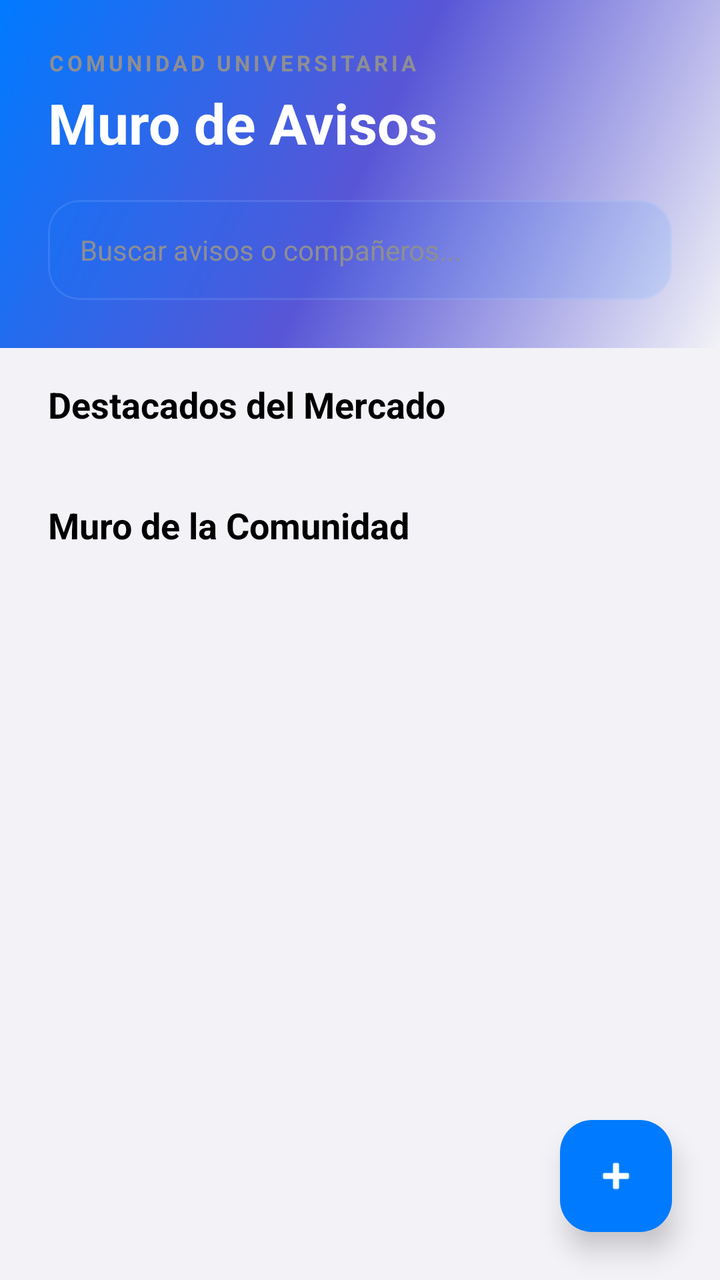
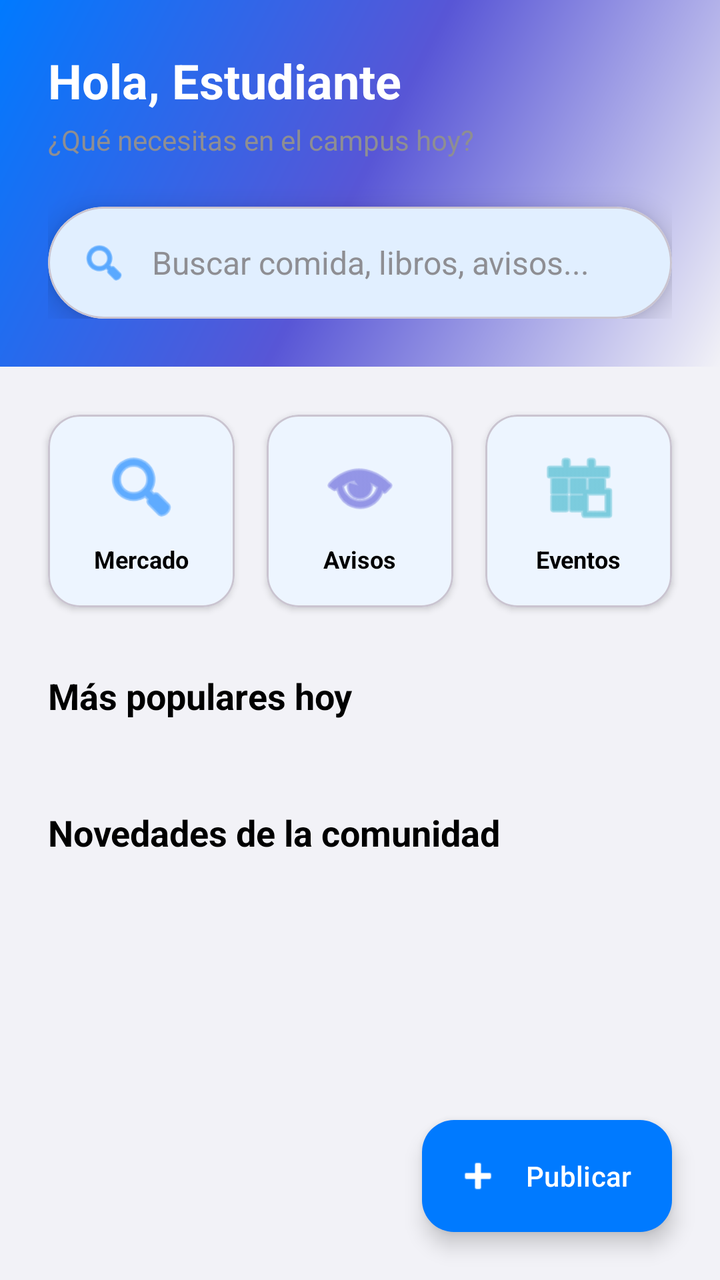

Compare the two renders of this Android layout. The source of the first and the diff that turns it into the second are given below.
<!-- AndroidManifest.xml: application theme Theme.ActividadMenu -->
<!-- res/layout/fragment_inicio.xml -->
<?xml version="1.0" encoding="utf-8"?>
<androidx.coordinatorlayout.widget.CoordinatorLayout xmlns:android="http://schemas.android.com/apk/res/android"
    xmlns:app="http://schemas.android.com/apk/res-auto"
    xmlns:tools="http://schemas.android.com/tools"
    android:layout_width="match_parent"
    android:layout_height="match_parent"
    android:background="@color/background">

    
    <com.google.android.material.appbar.AppBarLayout
        android:layout_width="match_parent"
        android:layout_height="wrap_content"
        android:background="@android:color/transparent"
        app:elevation="0dp">

        <LinearLayout
            android:layout_width="match_parent"
            android:layout_height="wrap_content"
            android:background="@drawable/header_gradient"
            android:orientation="vertical"
            android:padding="24dp"
            android:paddingTop="64dp"
            android:paddingBottom="32dp">

            <TextView
                android:layout_width="wrap_content"
                android:layout_height="wrap_content"
                android:text="COMUNIDAD UNIVERSITARIA"
                android:textColor="@color/text_hint"
                android:textSize="11sp"
                android:textStyle="bold"
                android:letterSpacing="0.15" />

            <TextView
                android:layout_width="wrap_content"
                android:layout_height="wrap_content"
                android:text="Muro de Avisos"
                android:textColor="@color/white"
                android:textSize="28sp"
                android:textStyle="bold"
                android:layout_marginTop="4dp" />

            <com.google.android.material.card.MaterialCardView
                android:layout_width="match_parent"
                android:layout_height="wrap_content"
                android:layout_marginTop="20dp"
                app:cardCornerRadius="16dp"
                app:cardElevation="0dp"
                app:cardBackgroundColor="@color/glass_dark"
                app:strokeWidth="1dp"
                app:strokeColor="#1AFFFFFF">

                <EditText
                    android:id="@+id/etSearchMuro"
                    android:layout_width="match_parent"
                    android:layout_height="50dp"
                    android:background="@android:color/transparent"
                    android:hint="Buscar avisos o compañeros..."
                    android:paddingHorizontal="16dp"
                    android:textColor="@color/text_primary"
                    android:textColorHint="@color/text_hint"
                    android:textSize="14sp"
                    android:maxLines="1"
                    android:inputType="text" />
            </com.google.android.material.card.MaterialCardView>

        </LinearLayout>
    </com.google.android.material.appbar.AppBarLayout>

    
    <androidx.core.widget.NestedScrollView
        android:layout_width="match_parent"
        android:layout_height="match_parent"
        app:layout_behavior="@string/appbar_scrolling_view_behavior">

        <LinearLayout
            android:layout_width="match_parent"
            android:layout_height="wrap_content"
            android:orientation="vertical">

            <TextView
                android:layout_width="wrap_content"
                android:layout_height="wrap_content"
                android:text="Destacados del Mercado"
                android:textColor="@color/text_primary"
                android:textSize="18sp"
                android:textStyle="bold"
                android:layout_marginStart="24dp"
                android:layout_marginTop="16dp" />

            <androidx.recyclerview.widget.RecyclerView
                android:id="@+id/rvDestacados"
                android:layout_width="match_parent"
                android:layout_height="wrap_content"
                android:layout_marginTop="12dp"
                android:clipToPadding="false"
                android:paddingHorizontal="16dp"
                android:orientation="horizontal"
                app:layoutManager="androidx.recyclerview.widget.LinearLayoutManager"
                tools:listitem="@layout/item_producto_mini" />

            <TextView
                android:layout_width="wrap_content"
                android:layout_height="wrap_content"
                android:text="Muro de la Comunidad"
                android:textColor="@color/text_primary"
                android:textSize="18sp"
                android:textStyle="bold"
                android:layout_marginStart="24dp"
                android:layout_marginTop="24dp"
                android:layout_marginBottom="8dp" />

            <androidx.recyclerview.widget.RecyclerView
                android:id="@+id/rvAvisos"
                android:layout_width="match_parent"
                android:layout_height="wrap_content"
                android:nestedScrollingEnabled="false"
                android:paddingBottom="88dp"
                tools:listitem="@layout/item_aviso" />

        </LinearLayout>
    </androidx.core.widget.NestedScrollView>

    
    <com.google.android.material.floatingactionbutton.FloatingActionButton
        android:id="@+id/fabNuevoAviso"
        android:layout_width="wrap_content"
        android:layout_height="wrap_content"
        android:layout_gravity="bottom|end"
        android:layout_margin="24dp"
        android:src="@android:drawable/ic_input_add"
        app:backgroundTint="@color/primary"
        app:tint="@color/white"
        app:elevation="8dp" />

</androidx.coordinatorlayout.widget.CoordinatorLayout>
<!-- res/layout/item_producto_mini.xml (included above) -->
<?xml version="1.0" encoding="utf-8"?>
<com.google.android.material.card.MaterialCardView xmlns:android="http://schemas.android.com/apk/res/android"
    xmlns:app="http://schemas.android.com/apk/res-auto"
    android:layout_width="160dp"
    android:layout_height="wrap_content"
    android:layout_margin="8dp"
    app:cardCornerRadius="20dp"
    app:cardElevation="2dp"
    app:strokeWidth="0dp"
    app:cardBackgroundColor="@color/surface">

    <LinearLayout
        android:layout_width="match_parent"
        android:layout_height="wrap_content"
        android:orientation="vertical">

        <com.google.android.material.imageview.ShapeableImageView
            android:id="@+id/ivProductoMini"
            android:layout_width="match_parent"
            android:layout_height="120dp"
            android:scaleType="centerCrop"
            android:src="@drawable/ic_product_placeholder"
            app:shapeAppearanceOverlay="@style/ShapeAppearance.Custom.TopRounded" />

        <LinearLayout
            android:layout_width="match_parent"
            android:layout_height="wrap_content"
            android:orientation="vertical"
            android:padding="12dp">

            <TextView
                android:id="@+id/tvNombreMini"
                android:layout_width="match_parent"
                android:layout_height="wrap_content"
                android:text="Producto"
                android:textColor="@color/text_primary"
                android:textSize="14sp"
                android:textStyle="bold"
                android:maxLines="1"
                android:ellipsize="end" />

            <TextView
                android:id="@+id/tvPrecioMini"
                android:layout_width="match_parent"
                android:layout_height="wrap_content"
                android:text="$0.00"
                android:textColor="@color/primary"
                android:textSize="13sp"
                android:textStyle="bold"
                android:layout_marginTop="4dp" />

        </LinearLayout>
    </LinearLayout>
</com.google.android.material.card.MaterialCardView>
<!-- res/layout/item_aviso.xml (included above) -->
<?xml version="1.0" encoding="utf-8"?>
<com.google.android.material.card.MaterialCardView xmlns:android="http://schemas.android.com/apk/res/android"
    xmlns:app="http://schemas.android.com/apk/res-auto"
    android:layout_width="match_parent"
    android:layout_height="wrap_content"
    android:layout_marginHorizontal="16dp"
    android:layout_marginVertical="8dp"
    app:cardCornerRadius="24dp"
    app:cardElevation="0dp"
    app:strokeWidth="1dp"
    app:strokeColor="#1AFFFFFF"
    app:cardBackgroundColor="@color/surface">

    <LinearLayout
        android:layout_width="match_parent"
        android:layout_height="wrap_content"
        android:orientation="vertical"
        android:padding="20dp">

        <LinearLayout
            android:layout_width="match_parent"
            android:layout_height="wrap_content"
            android:orientation="horizontal"
            android:gravity="center_vertical">

            <com.google.android.material.card.MaterialCardView
                android:layout_width="40dp"
                android:layout_height="40dp"
                app:cardCornerRadius="20dp"
                app:cardElevation="0dp"
                app:cardBackgroundColor="@color/primary">
                <TextView
                    android:id="@+id/tvAvatarLetra"
                    android:layout_width="match_parent"
                    android:layout_height="match_parent"
                    android:text="U"
                    android:gravity="center"
                    android:textColor="@color/white"
                    android:textStyle="bold" />
            </com.google.android.material.card.MaterialCardView>

            <LinearLayout
                android:layout_width="0dp"
                android:layout_height="wrap_content"
                android:layout_weight="1"
                android:layout_marginStart="12dp"
                android:orientation="vertical">

                <TextView
                    android:id="@+id/tvAutorNombre"
                    android:layout_width="wrap_content"
                    android:layout_height="wrap_content"
                    android:text="Nombre Autor"
                    android:textColor="@color/text_primary"
                    android:textStyle="bold"
                    android:textSize="15sp" />

                <TextView
                    android:id="@+id/tvFecha"
                    android:layout_width="wrap_content"
                    android:layout_height="wrap_content"
                    android:text="Hace un momento"
                    android:textColor="@color/text_secondary"
                    android:textSize="11sp" />
            </LinearLayout>

            <ImageButton
                android:id="@+id/btnEliminarAviso"
                android:layout_width="32dp"
                android:layout_height="32dp"
                android:background="?attr/selectableItemBackgroundBorderless"
                android:src="@android:drawable/ic_menu_delete"
                app:tint="#FF5252"
                android:visibility="gone" />

            <ImageButton
                android:id="@+id/btnWhatsappAviso"
                android:layout_width="32dp"
                android:layout_height="32dp"
                android:layout_marginStart="8dp"
                android:background="?attr/selectableItemBackgroundBorderless"
                android:src="@android:drawable/stat_sys_phone_call"
                app:tint="#4CAF50"
                android:visibility="gone" />
        </LinearLayout>

        <TextView
            android:id="@+id/tvContenido"
            android:layout_width="match_parent"
            android:layout_height="wrap_content"
            android:layout_marginTop="16dp"
            android:text="Contenido del aviso..."
            android:textColor="@color/text_primary"
            android:textSize="15sp"
            android:lineSpacingExtra="4dp" />

    </LinearLayout>
</com.google.android.material.card.MaterialCardView>
<!-- resources referenced by this layout -->
<resources>
  <color name="background">#F2F2F7</color>
  <color name="glass_dark">#1A007AFF</color>
  <color name="primary">#007AFF</color>
  <color name="surface">#FFFFFF</color>
  <color name="text_hint">#8E8E93</color>
  <color name="text_primary">#000000</color>
  <color name="text_secondary">#3A3A3C</color>
  <color name="white">#FFFFFFFF</color>
  <!-- drawable header_gradient (drawable) -->
  <?xml version="1.0" encoding="utf-8"?>
  <shape xmlns:android="http://schemas.android.com/apk/res/android">
      <gradient
          android:angle="315"
          android:startColor="@color/grad_start"
          android:centerColor="@color/grad_center"
          android:endColor="@color/grad_end"
          android:type="linear" />
  </shape>
  <!-- drawable ic_product_placeholder (drawable) -->
  <?xml version="1.0" encoding="utf-8"?>
  <vector xmlns:android="http://schemas.android.com/apk/res/android"
      android:width="24dp"
      android:height="24dp"
      android:viewportWidth="24"
      android:viewportHeight="24"
      android:tint="@color/primary">
      <path
          android:fillColor="@android:color/white"
          android:pathData="M20,6h-4L16,4c0,-1.11 -0.89,-2 -2,-2h-4c-1.11,0 -2,0.89 -2,2v2L4,6c-1.11,0 -1.99,0.89 -1.99,2L2,19c0,1.11 0.89,2 2,2h16c1.11,0 2,-0.89 2,-2L22,8c0,-1.11 -0.89,-2 -2,-2zM10,4h4v2h-4L10,4zM20,19L4,19L4,8h16v11zM13,10h-2v3L8,13v2h3v3h2v-3h3v-2h-3z"/>
  </vector>
  <style name="ShapeAppearance.Custom.TopRounded" parent="">
          <item name="cornerFamily">rounded</item>
          <item name="cornerSizeTopLeft">20dp</item>
          <item name="cornerSizeTopRight">20dp</item>
          <item name="cornerSizeBottomLeft">0dp</item>
          <item name="cornerSizeBottomRight">0dp</item>
      </style>
  <style name="Theme.ActividadMenu" parent="Base.Theme.ActividadMenu" />
  <color name="grad_start">#007AFF</color>
  <color name="grad_center">#5856D6</color>
  <color name="grad_end">#F2F2F7</color>
  <style name="Base.Theme.ActividadMenu" parent="Theme.Material3.DayNight.NoActionBar">
          <item name="colorPrimary">@color/primary</item>
          <item name="colorPrimaryDark">@color/primary_dark</item>
          <item name="colorOnPrimary">@color/text_on_primary</item>
          <item name="colorSurface">@color/surface</item>
          <item name="android:statusBarColor">@color/primary</item>
          <item name="android:windowLightStatusBar">true</item>
          <item name="android:navigationBarColor">@color/background</item>
      </style>
  <color name="primary_dark">#0056B3</color>
  <color name="text_on_primary">#FFFFFF</color>
</resources>

<!-- the commit's change to res/layout/fragment_inicio.xml (unified diff, before → after) -->
@@ -6,7 +6,6 @@
     android:layout_height="match_parent"
     android:background="@color/background">
 
-    
     <com.google.android.material.appbar.AppBarLayout
         android:layout_width="match_parent"
         android:layout_height="wrap_content"
@@ -19,56 +18,68 @@
             android:background="@drawable/header_gradient"
             android:orientation="vertical"
             android:padding="24dp"
-            android:paddingTop="64dp"
-            android:paddingBottom="32dp">
-
-            <TextView
+            android:paddingTop="48dp"
+            android:paddingBottom="32dp"
+            app:layout_scrollFlags="scroll|enterAlways">
+
+            <TextView
+                android:id="@+id/tvGreeting"
                 android:layout_width="wrap_content"
                 android:layout_height="wrap_content"
-                android:text="COMUNIDAD UNIVERSITARIA"
+                android:text="Hola, Estudiante"
+                android:textColor="@color/white"
+                android:textSize="24sp"
+                android:textStyle="bold" />
+
+            <TextView
+                android:layout_width="wrap_content"
+                android:layout_height="wrap_content"
+                android:text="¿Qué necesitas en el campus hoy?"
                 android:textColor="@color/text_hint"
-                android:textSize="11sp"
-                android:textStyle="bold"
-                android:letterSpacing="0.15" />
-
-            <TextView
-                android:layout_width="wrap_content"
-                android:layout_height="wrap_content"
-                android:text="Muro de Avisos"
-                android:textColor="@color/white"
-                android:textSize="28sp"
-                android:textStyle="bold"
+                android:textSize="14sp"
                 android:layout_marginTop="4dp" />
 
+            
             <com.google.android.material.card.MaterialCardView
                 android:layout_width="match_parent"
-                android:layout_height="wrap_content"
-                android:layout_marginTop="20dp"
-                app:cardCornerRadius="16dp"
-                app:cardElevation="0dp"
-                app:cardBackgroundColor="@color/glass_dark"
-                app:strokeWidth="1dp"
-                app:strokeColor="#1AFFFFFF">
-
-                <EditText
-                    android:id="@+id/etSearchMuro"
+                android:layout_height="56dp"
+                android:layout_marginTop="24dp"
+                app:cardCornerRadius="28dp"
+                app:cardElevation="8dp"
+                app:cardBackgroundColor="@color/surface">
+
+                <LinearLayout
                     android:layout_width="match_parent"
-                    android:layout_height="50dp"
-                    android:background="@android:color/transparent"
-                    android:hint="Buscar avisos o compañeros..."
-                    android:paddingHorizontal="16dp"
-                    android:textColor="@color/text_primary"
-                    android:textColorHint="@color/text_hint"
-                    android:textSize="14sp"
-                    android:maxLines="1"
-                    android:inputType="text" />
+                    android:layout_height="match_parent"
+                    android:gravity="center_vertical"
+                    android:paddingHorizontal="16dp">
+
+                    <ImageView
+                        android:layout_width="24dp"
+                        android:layout_height="24dp"
+                        android:src="@android:drawable/ic_menu_search"
+                        app:tint="@color/primary" />
+
+                    <EditText
+                        android:id="@+id/etSearchMuro"
+                        android:layout_width="match_parent"
+                        android:layout_height="match_parent"
+                        android:background="@android:color/transparent"
+                        android:hint="Buscar comida, libros, avisos..."
+                        android:textColorHint="@color/text_hint"
+                        android:textColor="@color/text_primary"
+                        android:paddingHorizontal="12dp"
+                        android:textSize="16sp"
+                        android:maxLines="1"
+                        android:inputType="text" />
+                </LinearLayout>
             </com.google.android.material.card.MaterialCardView>
 
         </LinearLayout>
     </com.google.android.material.appbar.AppBarLayout>
 
-    
     <androidx.core.widget.NestedScrollView
+        android:id="@+id/nestedScrollInicio"
         android:layout_width="match_parent"
         android:layout_height="match_parent"
         app:layout_behavior="@string/appbar_scrolling_view_behavior">
@@ -76,17 +87,91 @@
         <LinearLayout
             android:layout_width="match_parent"
             android:layout_height="wrap_content"
-            android:orientation="vertical">
-
+            android:orientation="vertical"
+            android:paddingBottom="100dp">
+
+            
+            <GridLayout
+                android:layout_width="match_parent"
+                android:layout_height="wrap_content"
+                android:columnCount="3"
+                android:paddingHorizontal="16dp"
+                android:layout_marginTop="16dp">
+
+                
+                <com.google.android.material.card.MaterialCardView
+                    android:id="@+id/btnNavMercado"
+                    android:layout_width="0dp"
+                    android:layout_height="wrap_content"
+                    android:layout_columnWeight="1"
+                    android:layout_margin="8dp"
+                    app:cardCornerRadius="16dp"
+                    app:cardElevation="2dp"
+                    app:cardBackgroundColor="@color/surface">
+                    <LinearLayout
+                        android:layout_width="match_parent"
+                        android:layout_height="wrap_content"
+                        android:orientation="vertical"
+                        android:padding="16dp"
+                        android:gravity="center">
+                        <ImageView android:layout_width="40dp" android:layout_height="40dp" android:src="@android:drawable/ic_menu_search" app:tint="@color/primary" />
+                        <TextView android:layout_width="wrap_content" android:layout_height="wrap_content" android:text="Mercado" android:textColor="@color/text_primary" android:textSize="12sp" android:layout_marginTop="8dp" android:textStyle="bold" />
+                    </LinearLayout>
+                </com.google.android.material.card.MaterialCardView>
+
+                
+                <com.google.android.material.card.MaterialCardView
+                    android:id="@+id/btnNavAvisos"
+                    android:layout_width="0dp"
+                    android:layout_height="wrap_content"
+                    android:layout_columnWeight="1"
+                    android:layout_margin="8dp"
+                    app:cardCornerRadius="16dp"
+                    app:cardElevation="2dp"
+                    app:cardBackgroundColor="@color/surface">
+                    <LinearLayout
+                        android:layout_width="match_parent"
+                        android:layout_height="wrap_content"
+                        android:orientation="vertical"
+                        android:padding="16dp"
+                        android:gravity="center">
+                        <ImageView android:layout_width="40dp" android:layout_height="40dp" android:src="@android:drawable/ic_menu_view" app:tint="@color/secondary" />
+                        <TextView android:layout_width="wrap_content" android:layout_height="wrap_content" android:text="Avisos" android:textColor="@color/text_primary" android:textSize="12sp" android:layout_marginTop="8dp" android:textStyle="bold" />
+                    </LinearLayout>
+                </com.google.android.material.card.MaterialCardView>
+
+                
+                <com.google.android.material.card.MaterialCardView
+                    android:id="@+id/btnNavEventos"
+                    android:layout_width="0dp"
+                    android:layout_height="wrap_content"
+                    android:layout_columnWeight="1"
+                    android:layout_margin="8dp"
+                    app:cardCornerRadius="16dp"
+                    app:cardElevation="2dp"
+                    app:cardBackgroundColor="@color/surface">
+                    <LinearLayout
+                        android:layout_width="match_parent"
+                        android:layout_height="wrap_content"
+                        android:orientation="vertical"
+                        android:padding="16dp"
+                        android:gravity="center">
+                        <ImageView android:layout_width="40dp" android:layout_height="40dp" android:src="@android:drawable/ic_menu_today" app:tint="@color/accent" />
+                        <TextView android:layout_width="wrap_content" android:layout_height="wrap_content" android:text="Eventos" android:textColor="@color/text_primary" android:textSize="12sp" android:layout_marginTop="8dp" android:textStyle="bold" />
+                    </LinearLayout>
+                </com.google.android.material.card.MaterialCardView>
+            </GridLayout>
+
+            
             <TextView
                 android:layout_width="wrap_content"
                 android:layout_height="wrap_content"
-                android:text="Destacados del Mercado"
+                android:text="Más populares hoy"
                 android:textColor="@color/text_primary"
                 android:textSize="18sp"
                 android:textStyle="bold"
                 android:layout_marginStart="24dp"
-                android:layout_marginTop="16dp" />
+                android:layout_marginTop="24dp" />
 
             <androidx.recyclerview.widget.RecyclerView
                 android:id="@+id/rvDestacados"
@@ -102,36 +187,40 @@
             <TextView
                 android:layout_width="wrap_content"
                 android:layout_height="wrap_content"
-                android:text="Muro de la Comunidad"
+                android:text="Novedades de la comunidad"
                 android:textColor="@color/text_primary"
                 android:textSize="18sp"
                 android:textStyle="bold"
                 android:layout_marginStart="24dp"
-                android:layout_marginTop="24dp"
-                android:layout_marginBottom="8dp" />
+                android:layout_marginTop="32dp" />
 
             <androidx.recyclerview.widget.RecyclerView
                 android:id="@+id/rvAvisos"
                 android:layout_width="match_parent"
                 android:layout_height="wrap_content"
+                android:layout_marginTop="12dp"
                 android:nestedScrollingEnabled="false"
-                android:paddingBottom="88dp"
                 tools:listitem="@layout/item_aviso" />
+
+            
+            <View
+                android:layout_width="match_parent"
+                android:layout_height="120dp" />
 
         </LinearLayout>
     </androidx.core.widget.NestedScrollView>
 
-    
-    <com.google.android.material.floatingactionbutton.FloatingActionButton
+    <com.google.android.material.floatingactionbutton.ExtendedFloatingActionButton
         android:id="@+id/fabNuevoAviso"
         android:layout_width="wrap_content"
         android:layout_height="wrap_content"
         android:layout_gravity="bottom|end"
         android:layout_margin="24dp"
-        android:src="@android:drawable/ic_input_add"
-        app:backgroundTint="@color/primary"
-        app:tint="@color/white"
-        app:elevation="8dp" />
+        android:text="Publicar"
+        android:textColor="@color/white"
+        app:icon="@android:drawable/ic_input_add"
+        app:iconTint="@color/white"
+        app:backgroundTint="@color/primary" />
 
 </androidx.coordinatorlayout.widget.CoordinatorLayout>
 <!-- res/layout/item_producto_mini.xml (included above) -->
<!-- resource entries referenced after the edit -->
@@ -1,8 +1,9 @@
 <!-- resources referenced by this layout -->
 <resources>
+  <color name="accent">#30B0C7</color>
   <color name="background">#F2F2F7</color>
-  <color name="glass_dark">#1A007AFF</color>
   <color name="primary">#007AFF</color>
+  <color name="secondary">#5856D6</color>
   <color name="surface">#FFFFFF</color>
   <color name="text_hint">#8E8E93</color>
   <color name="text_primary">#000000</color>
